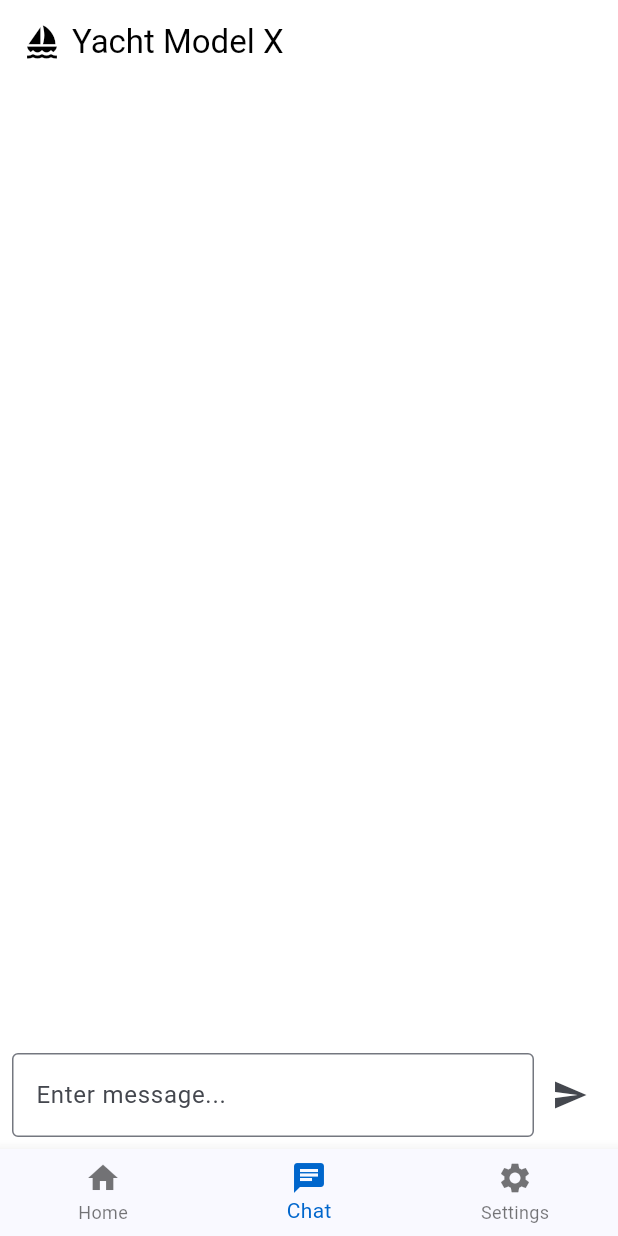
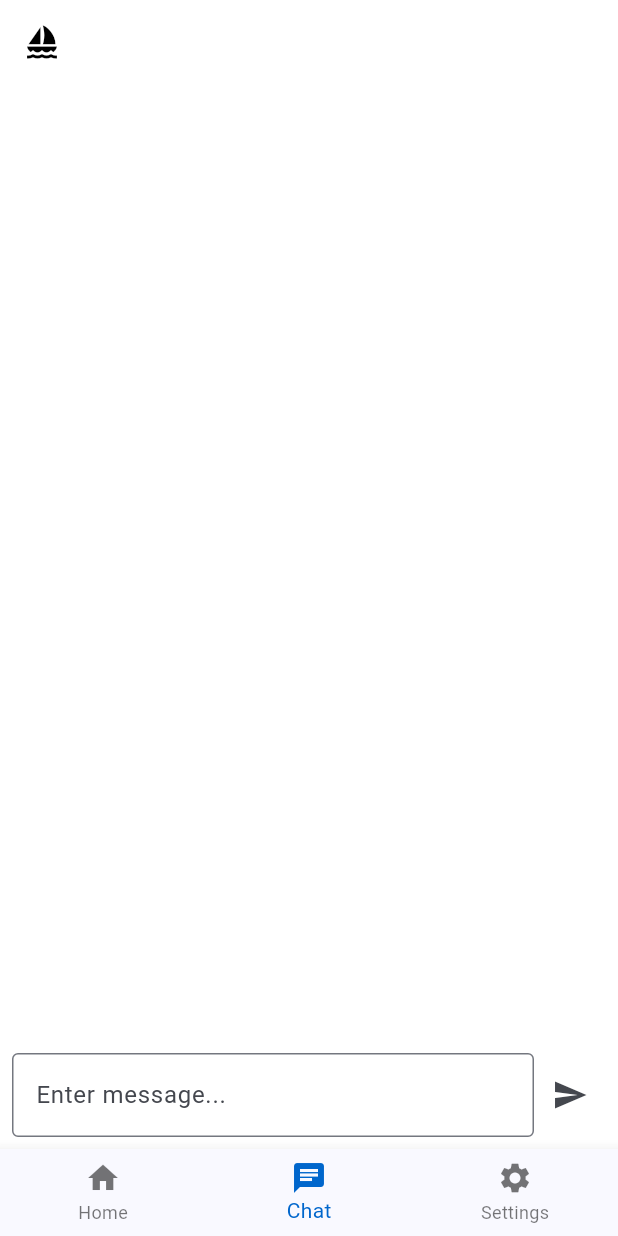
Before and after one commit to wildriver1105/allatonce, a Flutter app: the screen it shows after launch, item 2 of the bottom bar chosen, on a phone screen of 412 x 824 dp. Run offline on Flutter 3.47's test engine with Material 3 defaults, Android fonts, the phone set to English and light mode, and no system bars; our stand-ins replace flutter_dotenv.

Commit message:
This simple task

```diff
--- a/lib/screens/chat_screen.dart
+++ b/lib/screens/chat_screen.dart
@@ -1,27 +1,46 @@
 import 'package:flutter/material.dart';
 import '../constants/colors.dart';
 import '../widgets/chat.dart';
+import 'home_screen.dart';
 
 class ChatScreen extends StatelessWidget {
-  const ChatScreen({super.key});
+  final String modelName;
+
+  const ChatScreen({
+    super.key,
+    this.modelName = '',
+  });
+
+  String _getDisplayName(String modelId) {
+    switch (modelId) {
+      case 'fareast28':
+        return 'FarEast28';
+      case 'farr40':
+        return 'Farr40';
+      case 'benetau473':
+        return 'Benetaur473';
+      default:
+        return modelId;
+    }
+  }
 
   @override
   Widget build(BuildContext context) {
     return Scaffold(
       backgroundColor: AppColors.background,
       appBar: AppBar(
-        title: const Row(
+        title: Row(
           children: [
-            Icon(Icons.sailing, size: 24),
-            SizedBox(width: 8),
-            Text('Yacht Model X'),
+            const Icon(Icons.sailing, size: 24),
+            const SizedBox(width: 8),
+            Text(_getDisplayName(modelName)),
           ],
         ),
         backgroundColor: AppColors.background,
         foregroundColor: Colors.black,
         elevation: 0,
       ),
-      body: const ChatWidget(),
+      body: ChatWidget(modelName: modelName),
     );
   }
 }
--- a/lib/screens/main_screen.dart
+++ b/lib/screens/main_screen.dart
@@ -16,7 +16,7 @@ class _MainScreenState extends State<MainScreen> {
 
   final List<Widget> _screens = [
     const HomeScreen(),
-    const ChatScreen(),
+    const ChatScreen(modelName: ''),
     const SettingsScreen(),
   ];
 
--- a/lib/widgets/chat.dart
+++ b/lib/widgets/chat.dart
@@ -6,7 +6,12 @@ import 'dart:convert';
 import '../constants/colors.dart';
 
 class ChatWidget extends StatefulWidget {
-  const ChatWidget({super.key});
+  final String modelName;
+
+  const ChatWidget({
+    super.key,
+    this.modelName = '',
+  });
 
   @override
   State<ChatWidget> createState() => _ChatWidgetState();
```
Also changed, not shown: lib/screens/home_screen.dart (+34 -20 lines).
